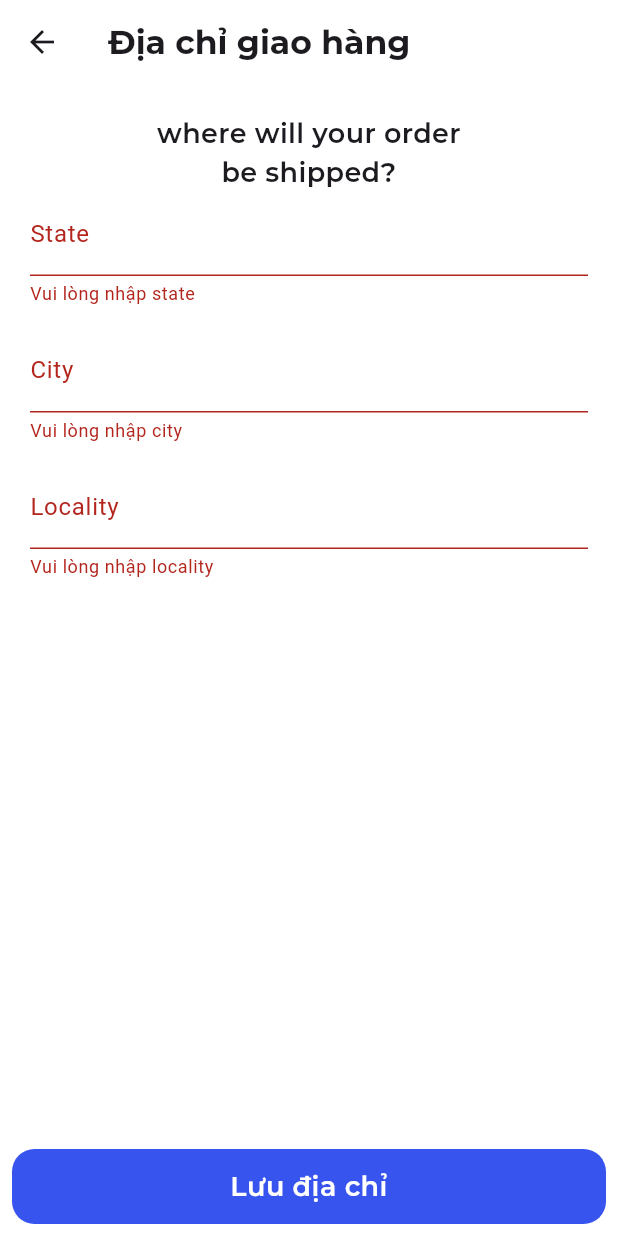
After one commit to trungdangtd/multi_store_app, a Flutter app: the ShippingAddressScreen screen opened directly, after a tap on "Lưu địa chỉ", on a phone screen of 412 x 824 dp. The commit adds this screen. Run offline on Flutter 3.47's test engine with Material 3 defaults, Android fonts, the phone set to English and light mode, and no system bars; our stand-ins replace flutter_riverpod, google_fonts, shared_preferences; accounts and stored records are empty.

Commit message:
create order models and delivery screen

```diff
--- /dev/null
+++ b/lib/models/order.dart
@@ -0,0 +1,68 @@
+// ignore_for_file: public_member_api_docs, sort_constructors_first
+import 'dart:convert';
+
+class Order {
+  final String id;
+  final String fullName;
+  final String email;
+  final String state;
+  final String city;
+  final String locality;
+  final String productName;
+  final int productPrice;
+  final int quantity;
+  final String category;
+  final String image;
+  final String buyerId;
+  final String vendorId;
+  final bool processing;
+  final bool delivered;
+
+  Order({required this.id, required this.fullName, required this.email, required this.state, required this.city, required this.locality, required this.productName, required this.productPrice, required this.quantity, required this.category, required this.image, required this.buyerId, required this.vendorId, required this.processing, required this.delivered});
+
+
+
+  Map<String, dynamic> toMap() {
+    return <String, dynamic>{
+      'id': id,
+      'fullName': fullName,
+      'email': email,
+      'state': state,
+      'city': city,
+      'locality': locality,
+      'productName': productName,
+      'productPrice': productPrice,
+      'quantity': quantity,
+      'category': category,
+      'image': image,
+      'buyerId': buyerId,
+      'vendorId': vendorId,
+      'processing': processing,
+      'delivered': delivered,
+    };
+  }
+
+  factory Order.fromMap(Map<String, dynamic> map) {
+    return Order(
+      id: map['_id'] as String,
+      fullName: map['fullName'] as String,
+      email: map['email'] as String,
+      state: map['state'] as String,
+      city: map['city'] as String,
+      locality: map['locality'] as String,
+      productName: map['productName'] as String,
+      productPrice: map['productPrice'] as int,
+      quantity: map['quantity'] as int,
+      category: map['category'] as String,
+      image: map['image'] as String,
+      buyerId: map['buyerId'] as String,
+      vendorId: map['vendorId'] as String,
+      processing: map['processing'] as bool,
+      delivered: map['delivered'] as bool,
+    );
+  }
+
+  String toJson() => json.encode(toMap());
+
+  factory Order.fromJson(String source) => Order.fromMap(json.decode(source) as Map<String, dynamic>);
+}
--- a/lib/provider/cart_provider.dart
+++ b/lib/provider/cart_provider.dart
@@ -92,4 +92,7 @@ class CartNotifier extends StateNotifier<Map<String, Cart>> {
     });
     return totalAmuont;
   }
+
+  Map<String, Cart> get getCartItems => state;
+
 }
--- /dev/null
+++ b/lib/views/screens/detail/screens/shipping_address_screen.dart
@@ -0,0 +1,121 @@
+import 'package:flutter/material.dart';
+import 'package:google_fonts/google_fonts.dart';
+
+class ShippingAddressScreen extends StatefulWidget {
+  const ShippingAddressScreen({super.key});
+
+  @override
+  State<ShippingAddressScreen> createState() => _ShippingAddressScreenState();
+}
+
+class _ShippingAddressScreenState extends State<ShippingAddressScreen> {
+  final GlobalKey<FormState> _formKey = GlobalKey<FormState>();
+  @override
+  Widget build(BuildContext context) {
+    return Scaffold(
+      backgroundColor: Colors.white.withOpacity(0.96),
+      appBar: AppBar(
+        backgroundColor: Colors.white.withOpacity(0.96),
+        elevation: 0,
+        title: Text(
+          'Địa chỉ giao hàng',
+          style: GoogleFonts.montserrat(
+            fontWeight: FontWeight.bold,
+          ),
+        ),
+      ),
+      body: Padding(
+        padding: const EdgeInsets.symmetric(horizontal: 20, vertical: 20),
+        child: Center(
+          child: Form(
+            key: _formKey,
+            child: Column(
+              children: [
+                Text(
+                  'where will your order\nbe shipped?',
+                  textAlign: TextAlign.center,
+                  style: GoogleFonts.montserrat(
+                    fontSize: 18,
+                    fontWeight: FontWeight.w600,
+                  ),
+                ),
+                TextFormField(
+                  validator: (value) {
+                    if (value!.isEmpty) {
+                      return 'Vui lòng nhập state';
+                    } else {
+                      return null;
+                    }
+                  },
+                  decoration: const InputDecoration(
+                    labelText: 'State',
+                  ),
+                ),
+                const SizedBox(
+                  height: 15,
+                ),
+                TextFormField(
+                  validator: (value) {
+                    if (value!.isEmpty) {
+                      return 'Vui lòng nhập city';
+                    } else {
+                      return null;
+                    }
+                  },
+                  decoration: const InputDecoration(
+                    labelText: 'City',
+                  ),
+                ),
+                const SizedBox(
+                  height: 15,
+                ),
+                TextFormField(
+                  validator: (value) {
+                    if (value!.isEmpty) {
+                      return 'Vui lòng nhập locality';
+                    } else {
+                      return null;
+                    }
+                  },
+                  decoration: const InputDecoration(
+                    labelText: 'Locality',
+                  ),
+                ),
+              ],
+            ),
+          ),
+        ),
+      ),
+      bottomNavigationBar: Padding(
+        padding: const EdgeInsets.all(8.0),
+        child: InkWell(
+          onTap: () {
+            if (_formKey.currentState!.validate()) {
+              print('valid');
+            } else {
+              print('invalid');
+            }
+          },
+          child: Container(
+            width: MediaQuery.of(context).size.width,
+            height: 50,
+            decoration: BoxDecoration(
+              color: const Color(
+                0xff3854ee,
+              ),
+              borderRadius: BorderRadius.circular(15),
+            ),
+            child: Center(
+              child: Text('Lưu địa chỉ',
+                  style: GoogleFonts.montserrat(
+                    color: Colors.white,
+                    fontWeight: FontWeight.w600,
+                    fontSize: 18,
+                  )),
+            ),
+          ),
+        ),
+      ),
+    );
+  }
+}
```
Also changed, not shown: lib/controller/order_controller.dart (added, +58 -0 lines), lib/views/screens/detail/screens/checkout_screen.dart (+68 -2 lines).
